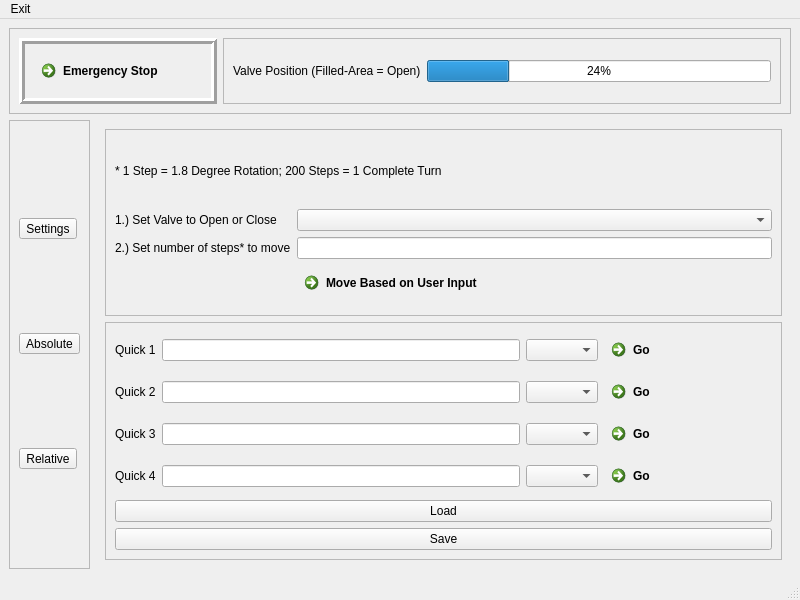
Old version of the form mainwindow.ui in the repository kpf5297/DValve.
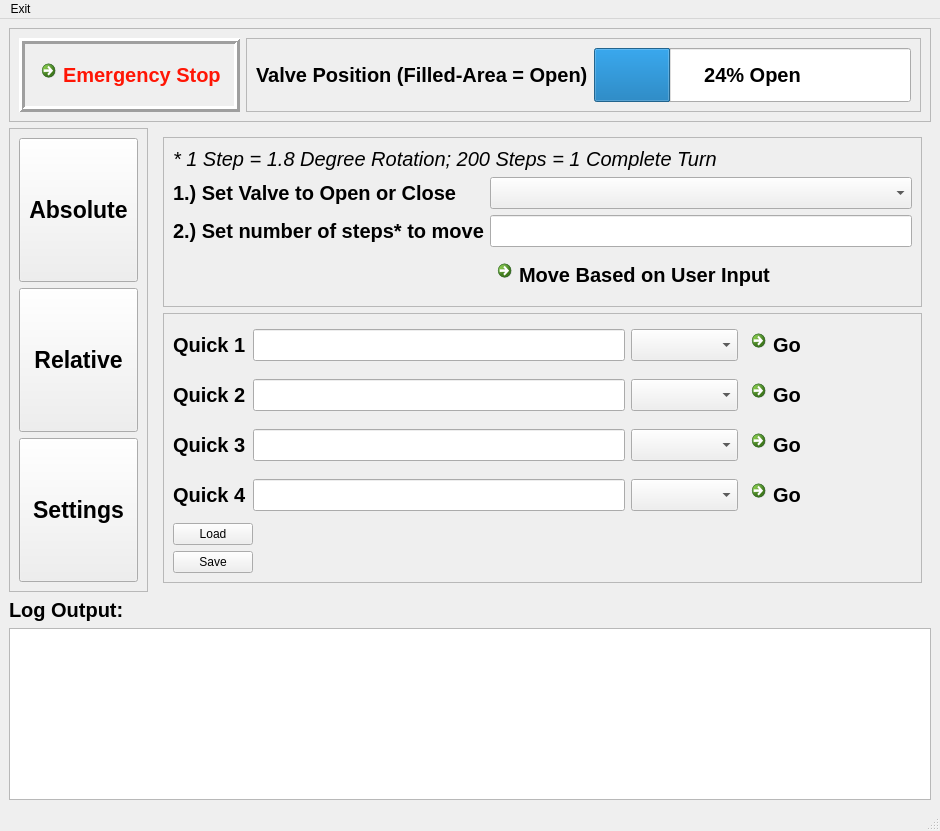
New version of the form. The open tabs and pages were chosen to show the change.

The edit to the form file:
```diff
--- a/mainwindow.ui
+++ b/mainwindow.ui
@@ -6,10 +6,47 @@
    <rect>
     <x>0</x>
     <y>0</y>
-    <width>800</width>
-    <height>600</height>
+    <width>940</width>
+    <height>831</height>
    </rect>
   </property>
+  <property name="palette">
+   <palette>
+    <active>
+     <colorrole role="WindowText">
+      <brush brushstyle="SolidPattern">
+       <color alpha="255">
+        <red>0</red>
+        <green>0</green>
+        <blue>0</blue>
+       </color>
+      </brush>
+     </colorrole>
+    </active>
+    <inactive>
+     <colorrole role="WindowText">
+      <brush brushstyle="SolidPattern">
+       <color alpha="255">
+        <red>0</red>
+        <green>0</green>
+        <blue>0</blue>
+       </color>
+      </brush>
+     </colorrole>
+    </inactive>
+    <disabled>
+     <colorrole role="WindowText">
+      <brush brushstyle="SolidPattern">
+       <color alpha="255">
+        <red>190</red>
+        <green>190</green>
+        <blue>190</blue>
+       </color>
+      </brush>
+     </colorrole>
+    </disabled>
+   </palette>
+  </property>
   <property name="windowTitle">
    <string>MainWindow</string>
   </property>
@@ -42,6 +79,15 @@
              <layout class="QHBoxLayout" name="horizontalLayout_4">
               <item>
                <widget class="QCommandLinkButton" name="estop_commandLinkButton">
+                <property name="font">
+                 <font>
+                  <pointsize>15</pointsize>
+                 </font>
+                </property>
+                <property name="styleSheet">
+                 <string notr="true">color: rgb(255, 22, 5);
+background-color: rgb(255, 175, 175);</string>
+                </property>
                 <property name="text">
                  <string>Emergency Stop</string>
                 </property>
@@ -61,6 +107,12 @@
              <layout class="QHBoxLayout" name="horizontalLayout_5">
               <item>
                <widget class="QLabel" name="valve_pos_label">
+                <property name="font">
+                 <font>
+                  <pointsize>15</pointsize>
+                  <bold>true</bold>
+                 </font>
+                </property>
                 <property name="text">
                  <string>Valve Position (Filled-Area = Open)</string>
                 </property>
@@ -68,9 +120,27 @@
               </item>
               <item>
                <widget class="QProgressBar" name="valve_pos_progressBar">
+                <property name="sizePolicy">
+                 <sizepolicy hsizetype="Expanding" vsizetype="Preferred">
+                  <horstretch>0</horstretch>
+                  <verstretch>0</verstretch>
+                 </sizepolicy>
+                </property>
+                <property name="font">
+                 <font>
+                  <pointsize>15</pointsize>
+                  <bold>true</bold>
+                 </font>
+                </property>
                 <property name="value">
                  <number>24</number>
                 </property>
+                <property name="invertedAppearance">
+                 <bool>false</bool>
+                </property>
+                <property name="format">
+                 <string>%p% Open</string>
+                </property>
                </widget>
               </item>
              </layout>
@@ -94,15 +164,20 @@
              <enum>QFrame::Raised</enum>
             </property>
             <layout class="QVBoxLayout" name="verticalLayout_10">
-             <item>
-              <widget class="QToolButton" name="settings_toolButton">
-               <property name="text">
-                <string>Settings</string>
-               </property>
-              </widget>
-             </item>
              <item>
               <widget class="QToolButton" name="absolute_toolButton">
+               <property name="sizePolicy">
+                <sizepolicy hsizetype="Preferred" vsizetype="Preferred">
+                 <horstretch>0</horstretch>
+                 <verstretch>0</verstretch>
+                </sizepolicy>
+               </property>
+               <property name="font">
+                <font>
+                 <pointsize>17</pointsize>
+                 <bold>true</bold>
+                </font>
+               </property>
                <property name="text">
                 <string>Absolute</string>
                </property>
@@ -110,11 +185,45 @@
              </item>
              <item>
               <widget class="QToolButton" name="relative_toolButton">
+               <property name="sizePolicy">
+                <sizepolicy hsizetype="Preferred" vsizetype="Preferred">
+                 <horstretch>0</horstretch>
+                 <verstretch>0</verstretch>
+                </sizepolicy>
+               </property>
+               <property name="font">
+                <font>
+                 <pointsize>17</pointsize>
+                 <bold>true</bold>
+                </font>
+               </property>
                <property name="text">
                 <string>Relative</string>
                </property>
               </widget>
              </item>
+             <item>
+              <widget class="QToolButton" name="settings_toolButton">
+               <property name="sizePolicy">
+                <sizepolicy hsizetype="Preferred" vsizetype="Preferred">
+                 <horstretch>0</horstretch>
+                 <verstretch>0</verstretch>
+                </sizepolicy>
+               </property>
+               <property name="font">
+                <font>
+                 <pointsize>17</pointsize>
+                 <bold>true</bold>
+                </font>
+               </property>
+               <property name="styleSheet">
+                <string notr="true"/>
+               </property>
+               <property name="text">
+                <string>Settings</string>
+               </property>
+              </widget>
+             </item>
             </layout>
            </widget>
           </item>
@@ -286,6 +395,13 @@
               <layout class="QVBoxLayout" name="verticalLayout_7">
                <item>
                 <widget class="QLabel" name="stepNote_label">
+                 <property name="font">
+                  <font>
+                   <pointsize>15</pointsize>
+                   <italic>true</italic>
+                   <bold>false</bold>
+                  </font>
+                 </property>
                  <property name="text">
                   <string>* 1 Step = 1.8 Degree Rotation; 200 Steps = 1 Complete Turn</string>
                  </property>
@@ -295,29 +411,70 @@
                 <layout class="QFormLayout" name="formLayout_3">
                  <item row="0" column="0">
                   <widget class="QLabel" name="relOpenCloseCombo_label">
+                   <property name="font">
+                    <font>
+                     <pointsize>15</pointsize>
+                     <bold>true</bold>
+                    </font>
+                   </property>
                    <property name="text">
                     <string>1.) Set Valve to Open or Close</string>
                    </property>
                   </widget>
                  </item>
                  <item row="0" column="1">
-                  <widget class="QComboBox" name="rel_openClose_comboBox"/>
+                  <widget class="QComboBox" name="rel_openClose_comboBox">
+                   <property name="font">
+                    <font>
+                     <pointsize>15</pointsize>
+                     <bold>true</bold>
+                    </font>
+                   </property>
+                  </widget>
                  </item>
                  <item row="1" column="0">
                   <widget class="QLabel" name="stepCount_label">
+                   <property name="font">
+                    <font>
+                     <pointsize>15</pointsize>
+                     <bold>true</bold>
+                    </font>
+                   </property>
                    <property name="text">
                     <string>2.) Set number of steps* to move</string>
                    </property>
                   </widget>
                  </item>
                  <item row="1" column="1">
-                  <widget class="QLineEdit" name="rel_stepCount_linEdit"/>
+                  <widget class="QLineEdit" name="rel_stepCount_linEdit">
+                   <property name="font">
+                    <font>
+                     <pointsize>15</pointsize>
+                     <bold>true</bold>
+                    </font>
+                   </property>
+                  </widget>
                  </item>
                  <item row="2" column="1">
                   <widget class="QCommandLinkButton" name="relative_commandLinkButton">
+                   <property name="sizePolicy">
+                    <sizepolicy hsizetype="Fixed" vsizetype="Fixed">
+                     <horstretch>0</horstretch>
+                     <verstretch>0</verstretch>
+                    </sizepolicy>
+                   </property>
+                   <property name="font">
+                    <font>
+                     <pointsize>15</pointsize>
+                     <bold>true</bold>
+                    </font>
+                   </property>
                    <property name="text">
                     <string>Move Based on User Input</string>
                    </property>
+                   <property name="checkable">
+                    <bool>false</bool>
+                   </property>
                   </widget>
                  </item>
                 </layout>
@@ -337,26 +494,66 @@
                <item>
                 <layout class="QGridLayout" name="gridLayout">
                  <item row="2" column="2">
-                  <widget class="QComboBox" name="qu3_comboBox"/>
+                  <widget class="QComboBox" name="qu3_comboBox">
+                   <property name="font">
+                    <font>
+                     <pointsize>15</pointsize>
+                     <bold>true</bold>
+                    </font>
+                   </property>
+                  </widget>
                  </item>
                  <item row="0" column="2">
-                  <widget class="QComboBox" name="qu1_comboBox"/>
+                  <widget class="QComboBox" name="qu1_comboBox">
+                   <property name="font">
+                    <font>
+                     <pointsize>15</pointsize>
+                     <bold>true</bold>
+                    </font>
+                   </property>
+                  </widget>
                  </item>
                  <item row="1" column="1">
-                  <widget class="QLineEdit" name="qu2_lineEdit"/>
+                  <widget class="QLineEdit" name="qu2_lineEdit">
+                   <property name="font">
+                    <font>
+                     <pointsize>15</pointsize>
+                     <bold>true</bold>
+                    </font>
+                   </property>
+                  </widget>
                  </item>
                  <item row="2" column="0">
                   <widget class="QLabel" name="quick3_label">
+                   <property name="font">
+                    <font>
+                     <pointsize>15</pointsize>
+                     <bold>true</bold>
+                    </font>
+                   </property>
                    <property name="text">
                     <string>Quick 3</string>
                    </property>
                   </widget>
                  </item>
                  <item row="0" column="1">
-                  <widget class="QLineEdit" name="qu1_lineEdit"/>
+                  <widget class="QLineEdit" name="qu1_lineEdit">
+                   <property name="font">
+                    <font>
+                     <pointsize>15</pointsize>
+                     <bold>true</bold>
+                    </font>
+                   </property>
+                  </widget>
                  </item>
                  <item row="1" column="3">
                   <widget class="QCommandLinkButton" name="qu2_commandLinkButton">
+                   <property name="font">
+                    <font>
+                     <pointsize>15</pointsize>
+                     <bold>true</bold>
+                    </font>
+                   </property>
                    <property name="text">
                     <string>Go</string>
                    </property>
@@ -364,26 +561,58 @@
                  </item>
                  <item row="3" column="0">
                   <widget class="QLabel" name="quick4_label">
+                   <property name="font">
+                    <font>
+                     <pointsize>15</pointsize>
+                     <bold>true</bold>
+                    </font>
+                   </property>
                    <property name="text">
                     <string>Quick 4</string>
                    </property>
                   </widget>
                  </item>
                  <item row="1" column="2">
-                  <widget class="QComboBox" name="qu2_comboBox"/>
+                  <widget class="QComboBox" name="qu2_comboBox">
+                   <property name="font">
+                    <font>
+                     <pointsize>15</pointsize>
+                     <bold>true</bold>
+                    </font>
+                   </property>
+                  </widget>
                  </item>
                  <item row="0" column="0">
                   <widget class="QLabel" name="quick1_label">
+                   <property name="font">
+                    <font>
+                     <pointsize>15</pointsize>
+                     <bold>true</bold>
+                    </font>
+                   </property>
                    <property name="text">
                     <string>Quick 1</string>
                    </property>
                   </widget>
                  </item>
                  <item row="3" column="2">
-                  <widget class="QComboBox" name="qu4_comboBox"/>
+                  <widget class="QComboBox" name="qu4_comboBox">
+                   <property name="font">
+                    <font>
+                     <pointsize>15</pointsize>
+                     <bold>true</bold>
+                    </font>
+                   </property>
+                  </widget>
                  </item>
                  <item row="2" column="3">
                   <widget class="QCommandLinkButton" name="qu3_commandLinkButton">
+                   <property name="font">
+                    <font>
+                     <pointsize>15</pointsize>
+                     <bold>true</bold>
+                    </font>
+                   </property>
                    <property name="text">
                     <string>Go</string>
                    </property>
@@ -391,19 +620,45 @@
                  </item>
                  <item row="1" column="0">
                   <widget class="QLabel" name="quick2_label">
+                   <property name="font">
+                    <font>
+                     <pointsize>15</pointsize>
+                     <bold>true</bold>
+                    </font>
+                   </property>
                    <property name="text">
                     <string>Quick 2</string>
                    </property>
                   </widget>
                  </item>
                  <item row="2" column="1">
-                  <widget class="QLineEdit" name="qu3_lineEdit"/>
+                  <widget class="QLineEdit" name="qu3_lineEdit">
+                   <property name="font">
+                    <font>
+                     <pointsize>15</pointsize>
+                     <bold>true</bold>
+                    </font>
+                   </property>
+                  </widget>
                  </item>
                  <item row="3" column="1">
-                  <widget class="QLineEdit" name="qu4_lineEdit"/>
+                  <widget class="QLineEdit" name="qu4_lineEdit">
+                   <property name="font">
+                    <font>
+                     <pointsize>15</pointsize>
+                     <bold>true</bold>
+                    </font>
+                   </property>
+                  </widget>
                  </item>
                  <item row="3" column="3">
                   <widget class="QCommandLinkButton" name="qu4_commandLinkButton">
+                   <property name="font">
+                    <font>
+                     <pointsize>15</pointsize>
+                     <bold>true</bold>
+                    </font>
+                   </property>
                    <property name="text">
                     <string>Go</string>
                    </property>
@@ -411,6 +666,12 @@
                  </item>
                  <item row="0" column="3">
                   <widget class="QCommandLinkButton" name="qu1_commandLinkButton">
+                   <property name="font">
+                    <font>
+                     <pointsize>15</pointsize>
+                     <bold>true</bold>
+                    </font>
+                   </property>
                    <property name="text">
                     <string>Go</string>
                    </property>
@@ -420,6 +681,12 @@
                </item>
                <item>
                 <widget class="QPushButton" name="pushButton_2">
+                 <property name="sizePolicy">
+                  <sizepolicy hsizetype="Fixed" vsizetype="Fixed">
+                   <horstretch>0</horstretch>
+                   <verstretch>0</verstretch>
+                  </sizepolicy>
+                 </property>
                  <property name="text">
                   <string>Load</string>
                  </property>
@@ -427,6 +694,12 @@
                </item>
                <item>
                 <widget class="QPushButton" name="pushButton">
+                 <property name="sizePolicy">
+                  <sizepolicy hsizetype="Fixed" vsizetype="Fixed">
+                   <horstretch>0</horstretch>
+                   <verstretch>0</verstretch>
+                  </sizepolicy>
+                 </property>
                  <property name="text">
                   <string>Save</string>
                  </property>
@@ -444,6 +717,29 @@
       </item>
      </layout>
     </item>
+    <item>
+     <widget class="QLabel" name="logOutput_label">
+      <property name="font">
+       <font>
+        <pointsize>15</pointsize>
+        <bold>true</bold>
+       </font>
+      </property>
+      <property name="text">
+       <string>Log Output:</string>
+      </property>
+     </widget>
+    </item>
+    <item>
+     <widget class="QListView" name="log_listView">
+      <property name="font">
+       <font>
+        <pointsize>15</pointsize>
+        <bold>true</bold>
+       </font>
+      </property>
+     </widget>
+    </item>
    </layout>
   </widget>
   <widget class="QMenuBar" name="menubar">
@@ -451,7 +747,7 @@
     <rect>
      <x>0</x>
      <y>0</y>
-     <width>800</width>
+     <width>940</width>
      <height>19</height>
     </rect>
    </property>
```
Left out of the diff: 237 changed lines with no effect on the pictures.
